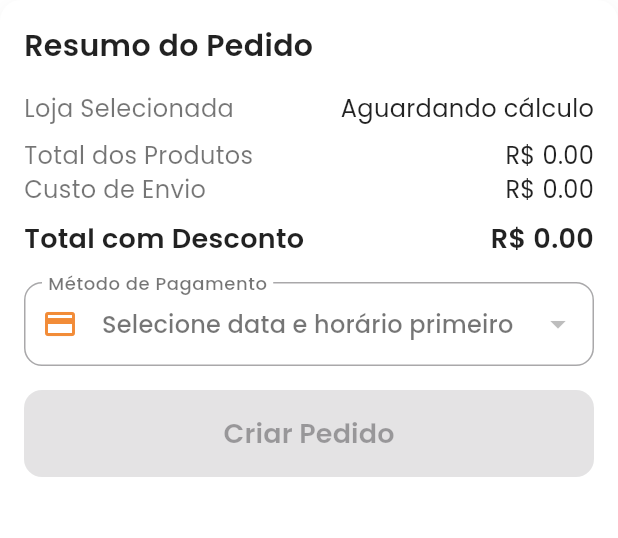
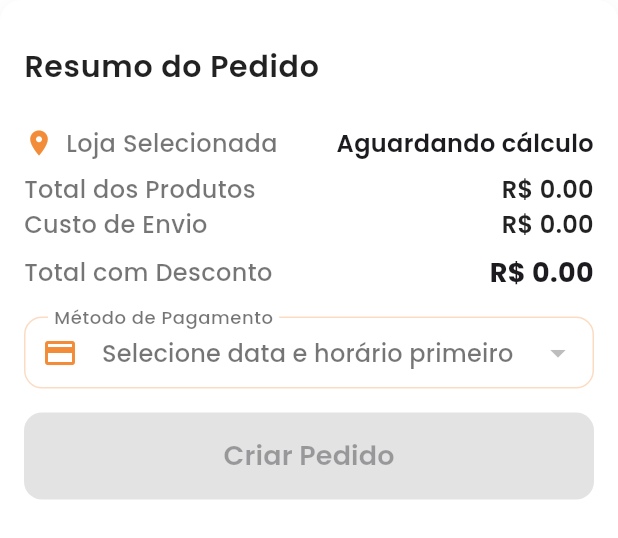
Before and after one commit to trajanoo93/sistema-erp-delivery, a Flutter app: the SummarySection widget shown alone on an empty page, opened directly with empty values, on a phone screen of 412 x 824 dp. Shown: the top 538 px of the screen. Run offline on Flutter 3.47's test engine with Material 3 defaults, Android fonts, the light colour scheme and no system bars; our stand-ins replace fl_chart, flutter_map, geolocator, google_fonts, latlong2, mask_text_input_formatter and 3 more; accounts and stored records are empty; network calls fail.

Commit message:
tudo certo

```diff
--- a/lib/widgets/summary_section.dart
+++ b/lib/widgets/summary_section.dart
@@ -38,6 +38,7 @@ class SummarySection extends StatelessWidget {
       ScaffoldMessenger.of(context).showSnackBar(
         const SnackBar(content: Text('Por favor, insira o número de telefone do cliente.')),
       );
+      await logToFile('Erro: phoneNumber is empty in _sendPaymentMessage');
       return;
     }
 
@@ -150,7 +151,9 @@ class SummarySection extends StatelessWidget {
       child: Column(
         crossAxisAlignment: CrossAxisAlignment.start,
         children: [
-          Text(
+          ListTile(
+            contentPadding: EdgeInsets.zero,
+            title: Text(
               'Resumo do Pedido',
               style: GoogleFonts.poppins(
                 fontSize: 20,
@@ -158,76 +161,52 @@ class SummarySection extends StatelessWidget {
                 color: isDarkMode ? Colors.white : Colors.black87,
               ),
             ),
-          const SizedBox(height: 16),
-          Row(
-            mainAxisAlignment: MainAxisAlignment.spaceBetween,
-            children: [
-              Text(
-                'Loja Selecionada',
-                style: GoogleFonts.poppins(fontSize: 16, color: isDarkMode ? Colors.white70 : Colors.black54),
           ),
-              Text(
-                pedido.storeFinal.isNotEmpty ? pedido.storeFinal : 'Aguardando cálculo',
-                style: GoogleFonts.poppins(fontSize: 16, color: isDarkMode ? Colors.white : Colors.black87),
-              ),
-            ],
+          const SizedBox(height: 12),
+          _buildSummaryRow(
+            context,
+            primaryColor: primaryColor,
+            icon: Icons.location_on,
+            label: 'Loja Selecionada',
+            value: pedido.storeFinal.isNotEmpty ? '📍 ${pedido.storeFinal}' : 'Aguardando cálculo',
+            isDarkMode: isDarkMode,
+            valueStyle: GoogleFonts.poppins(fontSize: 16, fontWeight: FontWeight.w600),
           ),
           const SizedBox(height: 8),
-          Row(
-            mainAxisAlignment: MainAxisAlignment.spaceBetween,
-            children: [
-              Text(
-                'Total dos Produtos',
-                style: GoogleFonts.poppins(fontSize: 16, color: isDarkMode ? Colors.white70 : Colors.black54),
+          _buildSummaryRow(
+            context,
+            primaryColor: primaryColor,
+            label: 'Total dos Produtos',
+            value: 'R\$ ${totalOriginal.toStringAsFixed(2)}',
+            isDarkMode: isDarkMode,
           ),
-              Text(
-                'R\$ ${totalOriginal.toStringAsFixed(2)}',
-                style: GoogleFonts.poppins(fontSize: 16, color: isDarkMode ? Colors.white : Colors.black87),
-              ),
-            ],
-          ),
-          Row(
-            mainAxisAlignment: MainAxisAlignment.spaceBetween,
-            children: [
-              Text(
-                'Custo de Envio',
-                style: GoogleFonts.poppins(fontSize: 16, color: isDarkMode ? Colors.white70 : Colors.black54),
-              ),
-              Text(
-                'R\$ ${pedido.shippingCost.toStringAsFixed(2)}',
-                style: GoogleFonts.poppins(fontSize: 16, color: isDarkMode ? Colors.white : Colors.black87),
-              ),
-            ],
+          _buildSummaryRow(
+            context,
+            primaryColor: primaryColor,
+            label: 'Custo de Envio',
+            value: 'R\$ ${pedido.shippingCost.toStringAsFixed(2)}',
+            isDarkMode: isDarkMode,
           ),
           if (isCouponValid) ...[
             const SizedBox(height: 8),
-            Row(
-              mainAxisAlignment: MainAxisAlignment.spaceBetween,
-              children: [
-                Text(
-                  'Desconto ($couponCode)',
-                  style: GoogleFonts.poppins(fontSize: 16, color: successColor),
-                ),
-                Text(
-                  '- R\$ ${discountAmount.toStringAsFixed(2)}',
-                  style: GoogleFonts.poppins(fontSize: 16, color: successColor),
-                ),
-              ],
+            _buildSummaryRow(
+              context,
+              primaryColor: primaryColor,
+              icon: Icons.discount,
+              label: 'Desconto ($couponCode)',
+              value: '- R\$ ${discountAmount.toStringAsFixed(2)}',
+              isDarkMode: isDarkMode,
+              valueStyle: GoogleFonts.poppins(fontSize: 16, color: successColor, fontWeight: FontWeight.w600),
             ),
           ],
           const SizedBox(height: 8),
-          Row(
-            mainAxisAlignment: MainAxisAlignment.spaceBetween,
-            children: [
-              Text(
-                'Total com Desconto',
-                style: GoogleFonts.poppins(fontSize: 18, fontWeight: FontWeight.w600, color: isDarkMode ? Colors.white : Colors.black87),
-              ),
-              Text(
-                'R\$ ${totalWithDiscount.toStringAsFixed(2)}',
-                style: GoogleFonts.poppins(fontSize: 18, fontWeight: FontWeight.w600, color: isDarkMode ? Colors.white : Colors.black87),
-              ),
-            ],
+          _buildSummaryRow(
+            context,
+            primaryColor: primaryColor,
+            label: 'Total com Desconto',
+            value: 'R\$ ${totalWithDiscount.toStringAsFixed(2)}',
+            isDarkMode: isDarkMode,
+            valueStyle: GoogleFonts.poppins(fontSize: 18, fontWeight: FontWeight.w700),
           ),
           const SizedBox(height: 16),
           DropdownButtonFormField<String>(
@@ -256,7 +235,7 @@ class SummarySection extends StatelessWidget {
               prefixIcon: Icon(Icons.payment, color: primaryColor),
               filled: true,
               fillColor: isDarkMode ? Colors.grey[800] : Colors.white,
-              enabled: pedido.schedulingDate.isNotEmpty && pedido.schedulingTime.isNotEmpty,
+              contentPadding: const EdgeInsets.symmetric(horizontal: 16, vertical: 12),
             ),
             items: pedido.availablePaymentMethods.map((method) {
               return DropdownMenuItem<String>(
@@ -285,13 +264,28 @@ class SummarySection extends StatelessWidget {
           SizedBox(
             width: double.infinity,
             child: ElevatedButton(
-              onPressed: isLoading || pedido.selectedPaymentMethod.isEmpty ? null : onCreateOrder,
+              onPressed: isLoading || pedido.selectedPaymentMethod.isEmpty
+                  ? null
+                  : () async {
+                      await onCreateOrder();
+                      ScaffoldMessenger.of(context).showSnackBar(
+                        SnackBar(
+                          content: Text(
+                            'Criando pedido...',
+                            style: GoogleFonts.poppins(fontSize: 14, color: Colors.white),
+                          ),
+                          backgroundColor: primaryColor,
+                          duration: const Duration(seconds: 2),
+                        ),
+                      );
+                    },
               style: ElevatedButton.styleFrom(
                 backgroundColor: primaryColor,
                 foregroundColor: Colors.white,
                 padding: const EdgeInsets.symmetric(vertical: 16),
                 shape: RoundedRectangleBorder(borderRadius: BorderRadius.circular(12)),
-                elevation: 2,
+                elevation: 3,
+                shadowColor: Colors.black.withOpacity(0.2),
               ),
               child: isLoading
                   ? const SizedBox(
@@ -307,7 +301,10 @@ class SummarySection extends StatelessWidget {
           ),
           if (resultMessage != null) ...[
             const SizedBox(height: 16),
-            Container(
+            AnimatedOpacity(
+              opacity: resultMessage!.isNotEmpty ? 1.0 : 0.0,
+              duration: const Duration(milliseconds: 300),
+              child: Container(
                 padding: const EdgeInsets.all(16),
                 decoration: BoxDecoration(
                   color: resultMessage!.contains('Erro') ? Colors.red.shade50 : Colors.green.shade50,
@@ -342,10 +339,14 @@ class SummarySection extends StatelessWidget {
                   ],
                 ),
               ),
+            ),
           ],
           if (paymentInstructions != null && paymentText != null && paymentText.isNotEmpty) ...[
             const SizedBox(height: 16),
-            Container(
+            AnimatedOpacity(
+              opacity: paymentText!.isNotEmpty ? 1.0 : 0.0,
+              duration: const Duration(milliseconds: 300),
+              child: Container(
                 padding: const EdgeInsets.all(16),
                 decoration: BoxDecoration(
                   color: Colors.green.shade50,
@@ -362,6 +363,14 @@ class SummarySection extends StatelessWidget {
                 child: Column(
                   crossAxisAlignment: CrossAxisAlignment.start,
                   children: [
+                    Row(
+                      children: [
+                        Icon(
+                          isPix ? Icons.qr_code : Icons.credit_card,
+                          color: successColor,
+                          size: 24,
+                        ),
+                        const SizedBox(width: 8),
                         Text(
                           isPix ? 'Pagamento via Pix' : 'Pagamento via Cartão de Crédito',
                           style: GoogleFonts.poppins(
@@ -369,6 +378,8 @@ class SummarySection extends StatelessWidget {
                             fontWeight: FontWeight.w600,
                             color: successColor,
                           ),
+                        ),
+                      ],
                     ),
                     const SizedBox(height: 12),
                     Text(
@@ -418,11 +429,13 @@ class SummarySection extends StatelessWidget {
                           foregroundColor: Colors.white,
                           padding: const EdgeInsets.symmetric(vertical: 16),
                           shape: RoundedRectangleBorder(borderRadius: BorderRadius.circular(12)),
-                        elevation: 2,
+                          elevation: 3,
+                          shadowColor: Colors.black.withOpacity(0.2),
                         ),
                       ),
                     ),
                   ],
+                ),
               ),
             ),
           ],
@@ -430,4 +443,49 @@ class SummarySection extends StatelessWidget {
       ),
     );
   }
+
+  Widget _buildSummaryRow(
+    BuildContext context, {
+    required Color primaryColor,
+    IconData? icon, // Ícone agora é opcional
+    required String label,
+    required String value,
+    required bool isDarkMode,
+    TextStyle? valueStyle,
+  }) {
+    return Row(
+      mainAxisAlignment: MainAxisAlignment.spaceBetween,
+      children: [
+        Row(
+          children: [
+            if (icon != null) ...[
+              Icon(icon, color: primaryColor, size: 20),
+              const SizedBox(width: 8),
+            ],
+            Text(
+              label,
+              style: GoogleFonts.poppins(
+                fontSize: 16,
+                fontWeight: FontWeight.w500,
+                color: isDarkMode ? Colors.white70 : Colors.black54,
+              ),
+            ),
+          ],
+        ),
+        Flexible(
+          child: Text(
+            value,
+            style: valueStyle ??
+                GoogleFonts.poppins(
+                  fontSize: 16,
+                  fontWeight: FontWeight.w600,
+                  color: isDarkMode ? Colors.white : Colors.black87,
+                ),
+            textAlign: TextAlign.right,
+            overflow: TextOverflow.ellipsis,
+          ),
+        ),
+      ],
+    );
   }
+}
```
Also changed, not shown: lib/pages/criar_pedido_page.dart (+92 -66 lines). Lines whose indentation alone changed are shown as unchanged.
